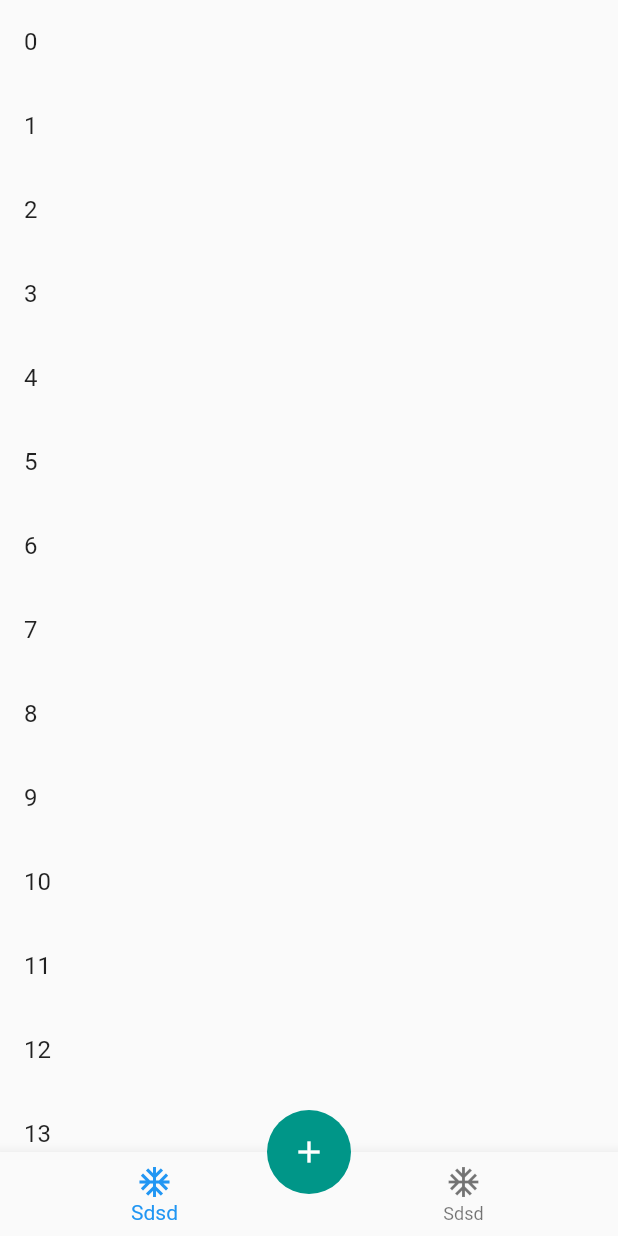
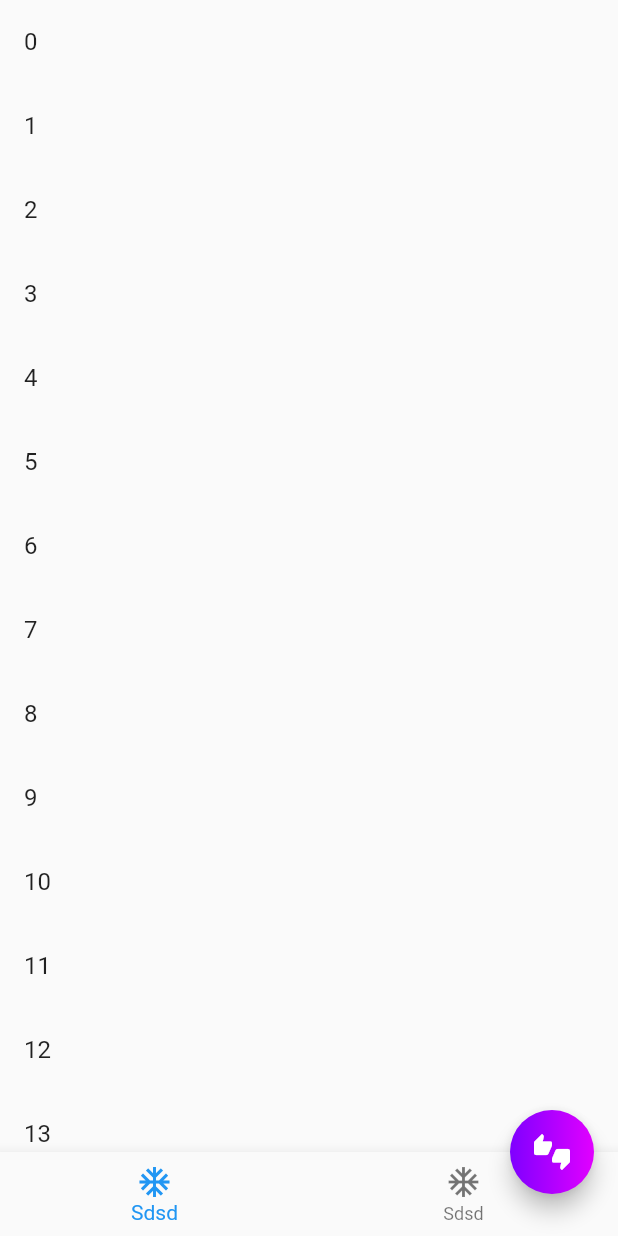
Before and after one commit to simrat39/animated_fab, a Flutter app: the screen it shows after launch, on a phone screen of 412 x 824 dp. Run offline on Flutter 3.47's test engine with Material 2 defaults, Android fonts, the phone set to English and light mode, and no system bars.

Commit message:
Add support for custom elevations

```diff
--- a/example/lib/main.dart
+++ b/example/lib/main.dart
@@ -67,27 +67,14 @@ class _MyHomePageState extends State<MyHomePage> {
         ],
       ),
       floatingActionButton:
-          getFABS().values.toList().elementAt(Random().nextInt(2)),
+          getFABS().values.toList().elementAt(Random().nextInt(1)),
       floatingActionButtonLocation:
-          getFABS().keys.toList().elementAt(Random().nextInt(2)),
+          getFABS().keys.toList().elementAt(Random().nextInt(1)),
     );
   }
 
   Map<dynamic, dynamic> getFABS() {
     Map<FloatingActionButtonLocation, Widget> fabs = {
-      FloatingActionButtonLocation.centerDocked: AnimatedFAB(
-        icon: Icon(
-          Icons.add,
-          color: Colors.white,
-        ),
-        scrollController: scrollController,
-        text: 'Add',
-        maxWidth: 50,
-        backgroundColor: Colors.teal,
-        onTap: () {
-          print("tapped");
-        },
-      ),
       FloatingActionButtonLocation.endDocked: AnimatedFAB(
         icon: Icon(
           Icons.thumbs_up_down,
@@ -98,14 +85,27 @@ class _MyHomePageState extends State<MyHomePage> {
         maxWidth: 90,
         backgroundGradient: LinearGradient(
           colors: [
-            Color(0xffD387AB),
-            Color(0xffE899DC),
+            Color(0xff7F00FF),
+            Color(0xffE100FF),
           ],
         ),
         onTap: () {
           print("tapped");
         },
       ),
+      // FloatingActionButtonLocation.centerDocked: AnimatedFAB(
+      //   icon: Icon(
+      //     Icons.add,
+      //     color: Colors.white,
+      //   ),
+      //   scrollController: scrollController,
+      //   text: 'Add',
+      //   maxWidth: 50,
+      //   backgroundColor: Colors.teal,
+      //   onTap: () {
+      //     print("tapped");
+      //   },
+      // ),
     };
     return fabs;
   }
--- a/lib/animated_fab.dart
+++ b/lib/animated_fab.dart
@@ -21,6 +21,7 @@ class AnimatedFAB extends StatefulWidget {
     required this.onTap,
     this.backgroundColor,
     this.backgroundGradient,
+    this.elevation = 6.0,
   })  : assert(!(backgroundColor == null && backgroundGradient == null),
             "Color and Gradient both can't be null"),
         assert(!(backgroundColor != null && backgroundGradient != null),
@@ -70,6 +71,10 @@ class AnimatedFAB extends StatefulWidget {
   /// [backgroundColor] and [backgroundGradient] both can't be null
   /// [backgroundColor] and [backgroundGradient] both can't be defined together.
   final Gradient? backgroundGradient;
+
+  /// This controls the size of the shadow below the floating action button.
+  // Defaults to 6, the appropriate elevation for floating action buttons. The value is always non-negative.
+  final double elevation;
 
   @override
   _AnimatedFABState createState() => _AnimatedFABState();
@@ -126,7 +131,11 @@ class _AnimatedFABState extends State<AnimatedFAB>
 
   @override
   Widget build(BuildContext context) {
-    return AnimatedBuilder(
+    return Material(
+      elevation: widget.elevation,
+      borderRadius: BorderRadius.circular(_borderRadius),
+      color: Colors.transparent,
+      child: AnimatedBuilder(
         animation: width,
         builder: (context, child) {
           return Container(
@@ -165,7 +174,8 @@ class _AnimatedFABState extends State<AnimatedFAB>
                                 width: _diameter / 3.5,
                               ),
                               SizedBox(
-                              width: width.value * widget.contentPaddingFactor,
+                                width:
+                                    width.value * widget.contentPaddingFactor,
                               ),
                             ],
                           ),
@@ -202,6 +212,7 @@ class _AnimatedFABState extends State<AnimatedFAB>
             ),
           );
         },
+      ),
     );
   }
 }
```
Lines whose indentation alone changed are shown as unchanged.
